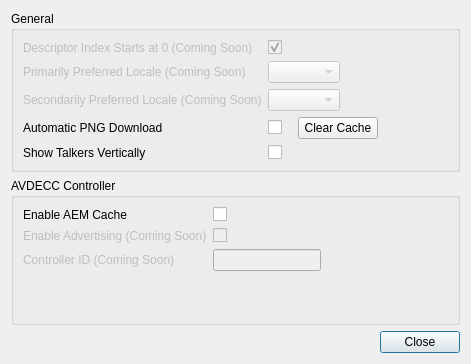
Old version of the form src/settingsDialog.ui in the repository christophe-calmejane/Hive.
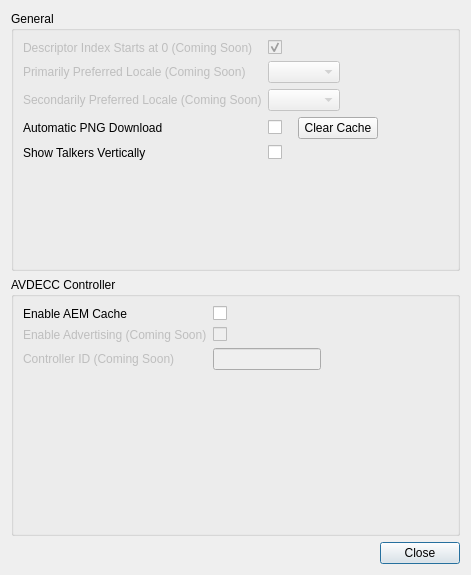
New version of the form.

Patch:
```diff
--- a/src/settingsDialog.ui
+++ b/src/settingsDialog.ui
@@ -7,7 +7,7 @@
     <x>0</x>
     <y>0</y>
     <width>471</width>
-    <height>364</height>
+    <height>575</height>
    </rect>
   </property>
   <property name="sizePolicy">
```
